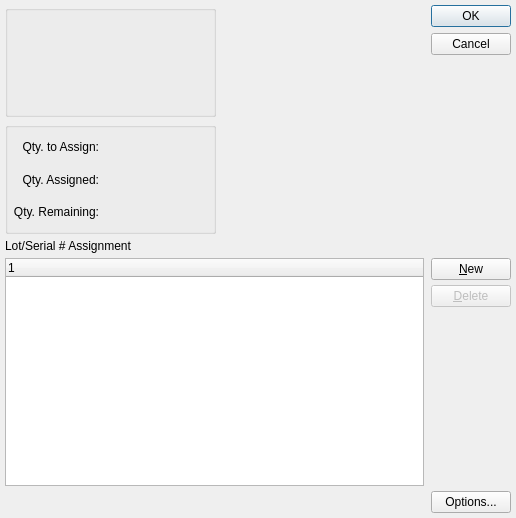
Before: the Qt Designer form guiclient/assignLotSerial.ui in knowhow/xtuple, drawn with Qt 5.
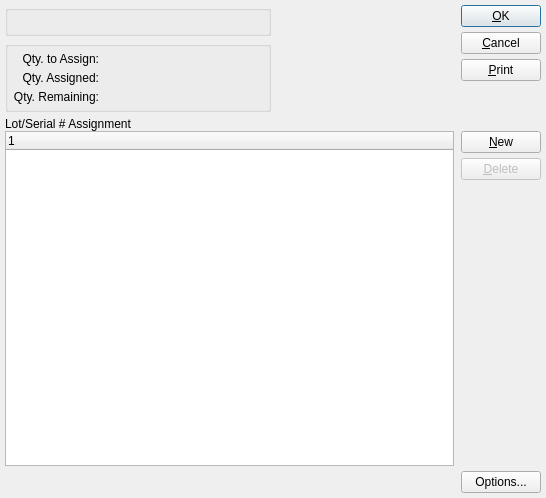
After: the same form once the commit is applied. Custom widgets are drawn as their Qt base class.

The edit to the form file:
```diff
--- a/guiclient/assignLotSerial.ui
+++ b/guiclient/assignLotSerial.ui
@@ -13,8 +13,8 @@
    <rect>
     <x>0</x>
     <y>0</y>
-    <width>516</width>
-    <height>518</height>
+    <width>546</width>
+    <height>498</height>
    </rect>
   </property>
   <property name="windowTitle">
@@ -22,10 +22,6 @@
   </property>
   <layout class="QGridLayout" name="gridLayout_4">
    <item row="0" column="0">
-    <layout class="QHBoxLayout" name="horizontalLayout_3">
-     <item>
-      <layout class="QVBoxLayout" name="verticalLayout">
-       <item>
         <widget class="QGroupBox" name="itemGroup">
          <property name="title">
           <string/>
@@ -37,7 +33,77 @@
          </layout>
         </widget>
        </item>
+   <item row="0" column="1" rowspan="2">
+    <layout class="QHBoxLayout">
+     <property name="spacing">
+      <number>0</number>
+     </property>
        <item>
+      <spacer>
+       <property name="orientation">
+        <enum>Qt::Horizontal</enum>
+       </property>
+       <property name="sizeType">
+        <enum>QSizePolicy::Expanding</enum>
+       </property>
+       <property name="sizeHint" stdset="0">
+        <size>
+         <width>20</width>
+         <height>20</height>
+        </size>
+       </property>
+      </spacer>
+     </item>
+     <item>
+      <layout class="QVBoxLayout">
+       <item>
+        <widget class="QPushButton" name="_assign">
+         <property name="text">
+          <string>&amp;OK</string>
+         </property>
+         <property name="autoDefault">
+          <bool>true</bool>
+         </property>
+         <property name="default">
+          <bool>true</bool>
+         </property>
+        </widget>
+       </item>
+       <item>
+        <widget class="QPushButton" name="_cancel">
+         <property name="text">
+          <string>&amp;Cancel</string>
+         </property>
+        </widget>
+       </item>
+       <item>
+        <widget class="QPushButton" name="_print">
+         <property name="text">
+          <string>&amp;Print</string>
+         </property>
+        </widget>
+       </item>
+       <item>
+        <spacer>
+         <property name="orientation">
+          <enum>Qt::Vertical</enum>
+         </property>
+         <property name="sizeType">
+          <enum>QSizePolicy::Expanding</enum>
+         </property>
+         <property name="sizeHint" stdset="0">
+          <size>
+           <width>20</width>
+           <height>0</height>
+          </size>
+         </property>
+        </spacer>
+       </item>
+      </layout>
+     </item>
+    </layout>
+   </item>
+   <item row="1" column="0">
         <widget class="QGroupBox" name="_qtyGroup">
          <property name="title">
           <string/>
@@ -148,44 +214,19 @@
          </layout>
         </widget>
        </item>
-      </layout>
-     </item>
-     <item>
-      <spacer>
-       <property name="orientation">
-        <enum>Qt::Horizontal</enum>
-       </property>
-       <property name="sizeType">
-        <enum>QSizePolicy::Expanding</enum>
-       </property>
-       <property name="sizeHint" stdset="0">
-        <size>
-         <width>20</width>
-         <height>20</height>
-        </size>
-       </property>
-      </spacer>
-     </item>
+   <item row="2" column="0" colspan="2">
+    <layout class="QVBoxLayout">
+     <property name="spacing">
+      <number>0</number>
+     </property>
      <item>
-      <widget class="QDialogButtonBox" name="_buttonBox">
-       <property name="orientation">
-        <enum>Qt::Vertical</enum>
-       </property>
-       <property name="standardButtons">
-        <set>QDialogButtonBox::Cancel|QDialogButtonBox::Ok</set>
-       </property>
-      </widget>
-     </item>
-    </layout>
-   </item>
-   <item row="1" column="0">
     <widget class="QLabel" name="_itemlocdistLit">
      <property name="text">
       <string>Lot/Serial # Assignment</string>
      </property>
     </widget>
    </item>
-   <item row="2" column="0">
+     <item>
     <layout class="QHBoxLayout">
      <property name="spacing">
       <number>7</number>
@@ -232,7 +273,9 @@
      </item>
     </layout>
    </item>
-   <item row="3" column="0">
+    </layout>
+   </item>
+   <item row="3" column="0" colspan="2">
     <layout class="QHBoxLayout" name="horizontalLayout">
      <item>
       <spacer name="horizontalSpacer">
```
Left out of the diff: 20 changed lines with no effect on the pictures. Lines whose indentation alone changed are shown as unchanged.
